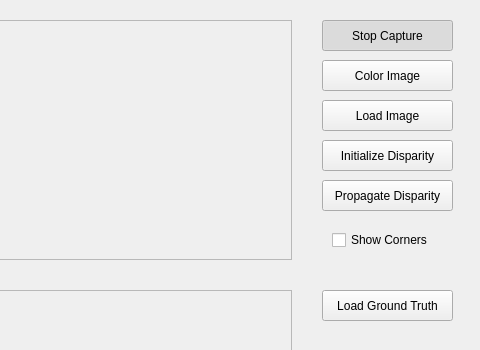
Qt form mainwindow.ui (CristinaMG/VA_P5) before a commit; both pictures show x 418 to 898 and y 0 to 350 of the 898 by 604 pixel window.
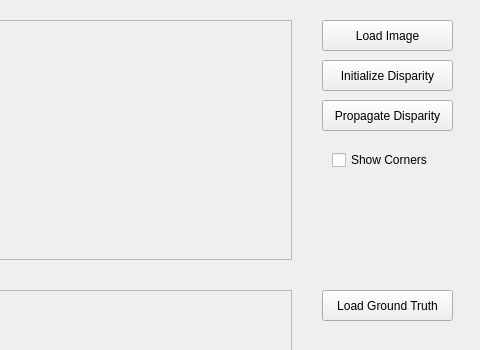
The same form after that commit.

Commit message: Práctica 5 sin captura de imagen ni color

The edit to the form file:
```diff
--- a/mainwindow.ui
+++ b/mainwindow.ui
@@ -45,49 +45,11 @@
     <enum>QFrame::Raised</enum>
    </property>
   </widget>
-  <widget class="QPushButton" name="captureButton">
-   <property name="geometry">
-    <rect>
-     <x>740</x>
-     <y>20</y>
-     <width>131</width>
-     <height>31</height>
-    </rect>
-   </property>
-   <property name="text">
-    <string>Stop Capture</string>
-   </property>
-   <property name="checkable">
-    <bool>true</bool>
-   </property>
-   <property name="checked">
-    <bool>true</bool>
-   </property>
-  </widget>
-  <widget class="QPushButton" name="colorButton">
-   <property name="geometry">
-    <rect>
-     <x>740</x>
-     <y>60</y>
-     <width>131</width>
-     <height>31</height>
-    </rect>
-   </property>
-   <property name="text">
-    <string>Color Image</string>
-   </property>
-   <property name="checkable">
-    <bool>true</bool>
-   </property>
-   <property name="checked">
-    <bool>false</bool>
-   </property>
-  </widget>
   <widget class="QPushButton" name="loadButton">
    <property name="geometry">
     <rect>
      <x>740</x>
-     <y>100</y>
+     <y>20</y>
      <width>131</width>
      <height>31</height>
     </rect>
@@ -106,7 +68,7 @@
    <property name="geometry">
     <rect>
      <x>750</x>
-     <y>230</y>
+     <y>150</y>
      <width>111</width>
      <height>20</height>
     </rect>
@@ -151,7 +113,7 @@
    <property name="geometry">
     <rect>
      <x>740</x>
-     <y>140</y>
+     <y>60</y>
      <width>131</width>
      <height>31</height>
     </rect>
@@ -170,7 +132,7 @@
    <property name="geometry">
     <rect>
      <x>740</x>
-     <y>180</y>
+     <y>100</y>
      <width>131</width>
      <height>31</height>
     </rect>
```
Left out of the diff: 4 changed lines with no effect on the pictures. The commit also changes 3 other files.
